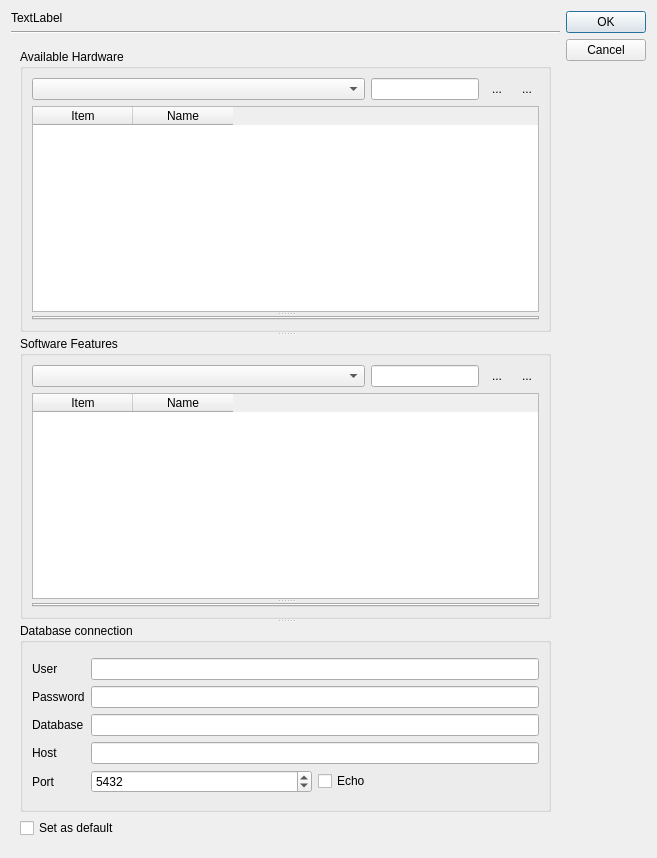
Before: the Qt Designer form ui/ExptConfig.ui in MonroeQuantumNetworks/IonControl, drawn with Qt 5.
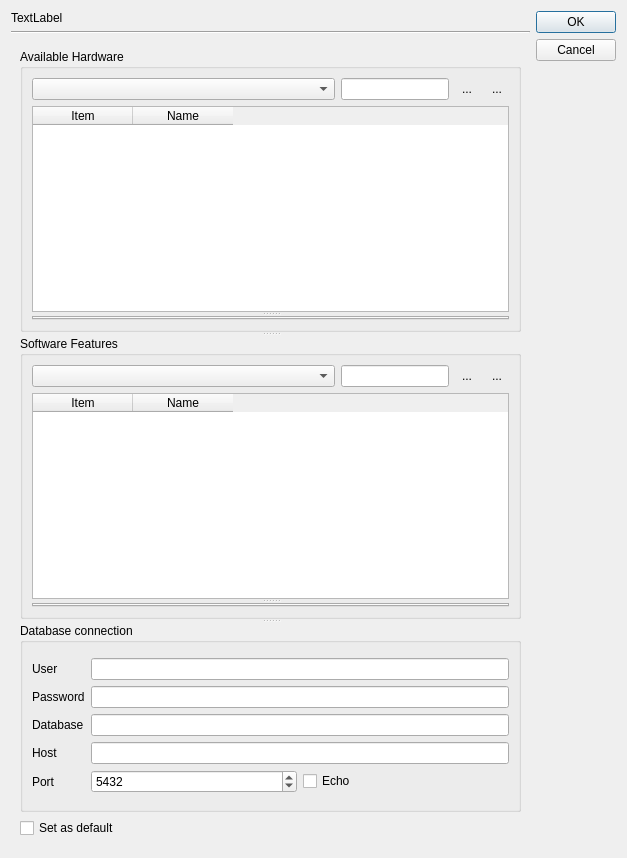
After: the same form once the commit is applied. Icons and pictures are not drawn.

```diff
--- a/ui/ExptConfig.ui
+++ b/ui/ExptConfig.ui
@@ -6,7 +6,7 @@
    <rect>
     <x>0</x>
     <y>0</y>
-    <width>657</width>
+    <width>627</width>
     <height>858</height>
    </rect>
   </property>
@@ -46,7 +46,7 @@
          <rect>
           <x>0</x>
           <y>0</y>
-          <width>556</width>
+          <width>526</width>
           <height>810</height>
          </rect>
         </property>
@@ -135,29 +135,21 @@
                </property>
                <widget class="QTableWidget" name="hardwareTableWidget">
                 <property name="styleSheet">
-                 <string notr="true">QListWidget:item:selected:active {
-		background:qlineargradient(spread:repeat, x1:1, y1:1, x2:1, y2:0, stop:0.227273 rgba(200, 225, 255, 255), stop:1 rgba(255, 255, 255, 255));
-		color: black;
-		border: 1px solid;
-		border-color: rgb(98, 150, 214);
+                 <string notr="true">QTableWidget:item:selected:active {
+		background: rgb(51, 153, 255);
+		color: white;
 	} 
-QListWidget:item:selected:!active {
-		background:qlineargradient(spread:repeat, x1:1, y1:1, x2:1, y2:0, stop:0.227273 rgba(200, 225, 255, 255), stop:1 rgba(255, 255, 255, 255));
-		color: black;
-		border: 1px solid;
-		border-color: rgb(98, 150, 214);
+QTableWidget:item:selected:!active {
+		background: rgb(51, 153, 255);
+		color: white;
 	} 
-QListWidget:item:selected:disabled {
-		background:qlineargradient(spread:repeat, x1:1, y1:1, x2:1, y2:0, stop:0.227273 rgba(200, 225, 255, 255), stop:1 rgba(255, 255, 255, 255));
-		color: black;
-		border: 1px solid;
-		border-color: rgb(98, 150, 214);
+QTableWidget:item:selected:disabled {
+		background: rgb(51, 153, 255);
+		color: white;
 	} 
-QListWidget:item:selected:!disabled {
-		background:qlineargradient(spread:repeat, x1:1, y1:1, x2:1, y2:0, stop:0.227273 rgba(200, 225, 255, 255), stop:1 rgba(255, 255, 255, 255));
-		color: black;
-		border: 1px solid;
-		border-color: rgb(98, 150, 214);
+QTableWidget:item:selected:!disabled {
+		background: rgb(51, 153, 255);
+		color: white;
 	}</string>
                 </property>
                 <property name="selectionBehavior">
@@ -166,6 +158,12 @@
                 <property name="columnCount">
                  <number>2</number>
                 </property>
+                <attribute name="horizontalHeaderDefaultSectionSize">
+                 <number>100</number>
+                </attribute>
+                <attribute name="verticalHeaderDefaultSectionSize">
+                 <number>19</number>
+                </attribute>
                 <column>
                  <property name="text">
                   <string>Item</string>
@@ -262,34 +260,29 @@
                </property>
                <widget class="QTableWidget" name="softwareTableWidget">
                 <property name="styleSheet">
-                 <string notr="true">QListWidget:item:selected:active {
-		background:qlineargradient(spread:repeat, x1:1, y1:1, x2:1, y2:0, stop:0.227273 rgba(200, 225, 255, 255), stop:1 rgba(255, 255, 255, 255));
-		color: black;
-		border: 1px solid;
-		border-color: rgb(98, 150, 214);
+                 <string notr="true">QTableWidget:item:selected:active {
+		background: rgb(51, 153, 255);
+		color: white;
 	} 
-QListWidget:item:selected:!active {
-		background:qlineargradient(spread:repeat, x1:1, y1:1, x2:1, y2:0, stop:0.227273 rgba(200, 225, 255, 255), stop:1 rgba(255, 255, 255, 255));
-		color: black;
-		border: 1px solid;
-		border-color: rgb(98, 150, 214);
+QTableWidget:item:selected:!active {
+		background: rgb(51, 153, 255);
+		color: white;
 	} 
-QListWidget:item:selected:disabled {
-		background:qlineargradient(spread:repeat, x1:1, y1:1, x2:1, y2:0, stop:0.227273 rgba(200, 225, 255, 255), stop:1 rgba(255, 255, 255, 255));
-		color: black;
-		border: 1px solid;
-		border-color: rgb(98, 150, 214);
+QTableWidget:item:selected:disabled {
+		background: rgb(51, 153, 255);
+		color: white;
 	} 
-QListWidget:item:selected:!disabled {
-		background:qlineargradient(spread:repeat, x1:1, y1:1, x2:1, y2:0, stop:0.227273 rgba(200, 225, 255, 255), stop:1 rgba(255, 255, 255, 255));
-		color: black;
-		border: 1px solid;
-		border-color: rgb(98, 150, 214);
+QTableWidget:item:selected:!disabled {
+		background: rgb(51, 153, 255);
+		color: white;
 	}</string>
                 </property>
                 <property name="selectionBehavior">
                  <enum>QAbstractItemView::SelectRows</enum>
                 </property>
+                <attribute name="verticalHeaderDefaultSectionSize">
+                 <number>19</number>
+                </attribute>
                 <column>
                  <property name="text">
                   <string>Item</string>
```
